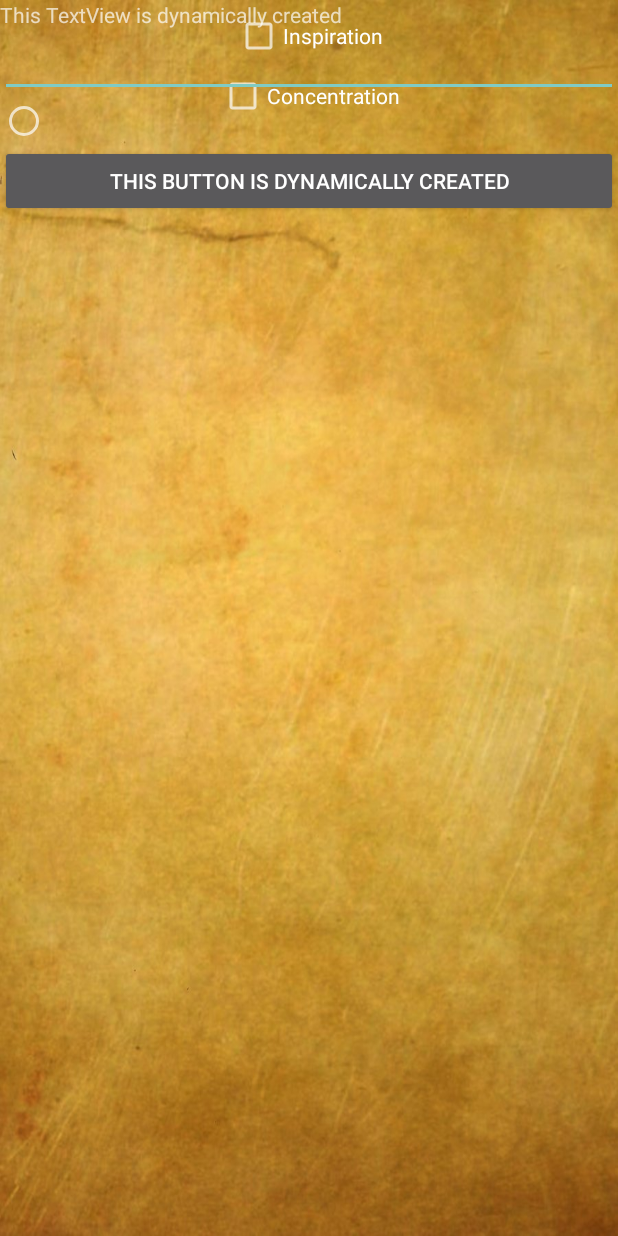
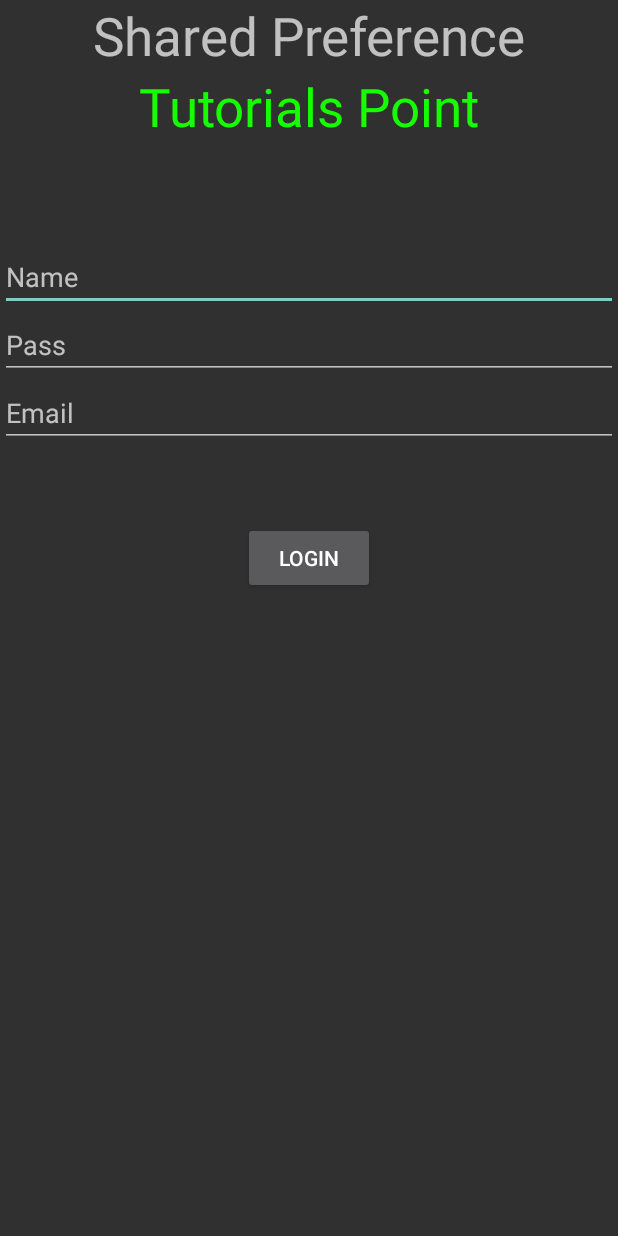
Before and after one commit to Twood76/dnd-mini, an Android app: the DmSheet screen opened directly, with no data from a screen before it, on a phone screen of 412 x 824 dp. Run offline under Robolectric (Android 15) with nearby library versions, the phone set to English and light mode, and no system bars; Roboto replaces fonts that are not available here.

Commit message:
Zacetak DmSheeta
Dodana nova tablica "dmsheet" u bazi. prazna jer ce korisnik sam sebi dodavati playere unutra.

```diff
--- a/v0.026 - savingthrows_dizajn/DnD/app/src/main/AndroidManifest.xml
+++ b/v0.026 - savingthrows_dizajn/DnD/app/src/main/AndroidManifest.xml
@@ -38,7 +38,8 @@
             android:parentActivityName=".Monster_Info" />
         <activity android:name=".List_view" />
         <activity android:name=".DmSheet" />
-        <activity android:name=".SingleMonsterPregled"></activity>
+        <activity android:name=".SingleMonsterPregled" />
+        <activity android:name=".DmSheetCreation"></activity>
     </application>
 
 </manifest>
--- a/v0.026 - savingthrows_dizajn/DnD/app/src/main/java/com/example/josippc/dm_my_dnd/DatabaseHelper.java
+++ b/v0.026 - savingthrows_dizajn/DnD/app/src/main/java/com/example/josippc/dm_my_dnd/DatabaseHelper.java
@@ -16,7 +16,7 @@ import java.io.OutputStream;
 public class DatabaseHelper extends SQLiteOpenHelper {
 
     String DB_PATH = null;
-    private static String DB_NAME = "monsteri5.db";
+    private static String DB_NAME = "monsteri7.db";
     public SQLiteDatabase myDataBase;
     private final Context myContext;
 
--- a/v0.026 - savingthrows_dizajn/DnD/app/src/main/java/com/example/josippc/dm_my_dnd/DmSheet.java
+++ b/v0.026 - savingthrows_dizajn/DnD/app/src/main/java/com/example/josippc/dm_my_dnd/DmSheet.java
@@ -1,20 +1,20 @@
 package com.example.josippc.dm_my_dnd;
 
-import android.app.ActionBar;
-import android.app.Activity;
+import android.content.Context;
+import android.content.Intent;
+import android.content.SharedPreferences;
+import android.database.Cursor;
+import android.database.SQLException;
 import android.os.Bundle;
+import android.support.constraint.ConstraintLayout;
 import android.support.v7.app.AppCompatActivity;
-import android.view.Menu;
-import android.view.MenuItem;
-import android.view.ViewGroup;
+import android.view.View;
 import android.widget.Button;
-import android.widget.CheckBox;
 import android.widget.EditText;
-import android.widget.LinearLayout;
-import android.widget.RadioButton;
-import android.widget.RadioGroup;
 import android.widget.TextView;
 import android.widget.Toast;
+
+import java.io.IOException;
 
 public class DmSheet extends AppCompatActivity {
 
@@ -23,45 +23,42 @@ public class DmSheet extends AppCompatActivity {
         super.onCreate(savedInstanceState);
         setContentView(R.layout.activity_dm_sheet);
 
+        Cursor c = null;
+        DatabaseHelper myDbHelper = new DatabaseHelper(DmSheet.this);
+        try {
+            myDbHelper.createDataBase();
+        } catch (IOException ioe) {
+            throw new Error("Unable to create database");
+        }
+        try {
+            myDbHelper.openDataBase();
+        } catch (SQLException sqle) {
+            throw sqle;
+        }
+        c = myDbHelper.myDataBase.query("dmsheet", null, null, null, null, null, null);
 
-        //Create params for views---------------
-        LinearLayout.LayoutParams params = new LinearLayout.LayoutParams(LinearLayout.LayoutParams.FILL_PARENT, LinearLayout.LayoutParams.WRAP_CONTENT);
-        //Create a layout---------------
-        LinearLayout linearLayout = new LinearLayout(this);
-        linearLayout.setOrientation(LinearLayout.VERTICAL);
-
-        //----Create a TextView------
-        TextView textView = new TextView(this);
-
-        textView.setText("This TextView is dynamically created");
-        textView.setLayoutParams(params);
-
-        //--Create A EditText------------------
-        EditText editText = new EditText(this);
-        editText.setLayoutParams(params);
+        int count = 0;
+        if (c.moveToFirst()) {
+            count += 1;
+            } while (c.moveToNext());
+        if (count == 0)
+        {
+            /*Toast.makeText(this, "This is my Toast1 message!",
+                    Toast.LENGTH_LONG).show();*/
+            // Odi u char creation view
+            //openDmSheetCreation(View.);
+        }
+        else // Prikaži likove u view
+        {
+            Toast.makeText(this, "This is my Toast2 message!",
+                    Toast.LENGTH_LONG).show();
+        }
+    }
 
 
-        //--------Create a RadioButton----------
-        RadioButton radioButton = new RadioButton(this);
-        radioButton.setLayoutParams(params);
-
-        //-----Create a Button--------
-        Button button = new Button(this);
-        button.setText("This Button is dynamically created");
-        button.setLayoutParams(params);
-
-        //---Add all elements to the layout
-        linearLayout.addView(textView);
-        linearLayout.addView(editText);
-        linearLayout.addView(radioButton);
-
-        linearLayout.addView(button);
-
-        //---Create a layout param for the layout-----------------
-        LinearLayout.LayoutParams layoutParams = new LinearLayout.LayoutParams(ActionBar.LayoutParams.FILL_PARENT, ActionBar.LayoutParams.WRAP_CONTENT);
-        this.addContentView(linearLayout, layoutParams);
-
-
-
+    public void openDmSheetCreation(View view) {
+        Intent intent = new Intent(this, DmSheetCreation.class);
+        startActivity(intent);
+        overridePendingTransition(R.anim.slide_in_right,R.anim.slide_out_left);
     }
 }
--- /dev/null
+++ b/v0.026 - savingthrows_dizajn/DnD/app/src/main/java/com/example/josippc/dm_my_dnd/DmSheetCreation.java
@@ -0,0 +1,13 @@
+package com.example.josippc.dm_my_dnd;
+
+import android.support.v7.app.AppCompatActivity;
+import android.os.Bundle;
+
+public class DmSheetCreation extends AppCompatActivity {
+
+    @Override
+    protected void onCreate(Bundle savedInstanceState) {
+        super.onCreate(savedInstanceState);
+        setContentView(R.layout.activity_dm_sheet_creation);
+    }
+}
--- a/v0.026 - savingthrows_dizajn/DnD/app/src/main/java/com/example/josippc/dm_my_dnd/Tab1.java
+++ b/v0.026 - savingthrows_dizajn/DnD/app/src/main/java/com/example/josippc/dm_my_dnd/Tab1.java
@@ -68,8 +68,7 @@ public class Tab1 extends Fragment {
     @Override
     public View onCreateView(LayoutInflater inflater, ViewGroup container,
                              Bundle savedInstanceState) {
-
-               Bundle b = getActivity().getIntent().getExtras();
+        Bundle b = getActivity().getIntent().getExtras();
 
         final String monsterId = b.getString("monsterId");
 
--- a/v0.026 - savingthrows_dizajn/DnD/app/src/main/res/layout/activity_dm_sheet.xml
+++ b/v0.026 - savingthrows_dizajn/DnD/app/src/main/res/layout/activity_dm_sheet.xml
@@ -1,35 +1,69 @@
 <?xml version="1.0" encoding="utf-8"?>
-<android.support.constraint.ConstraintLayout xmlns:android="http://schemas.android.com/apk/res/android"
-    xmlns:app="http://schemas.android.com/apk/res-auto"
-    xmlns:tools="http://schemas.android.com/tools"
-    android:layout_width="match_parent"
+<RelativeLayout xmlns:android="http://schemas.android.com/apk/res/android"
+    xmlns:tools="http://schemas.android.com/tools" android:layout_width="match_parent"
     android:layout_height="match_parent"
-    android:background="@drawable/parchment"
-    tools:context="com.example.josippc.dm_my_dnd.MainActivity"
-    tools:layout_editor_absoluteY="81dp">
+    tools:context=".MainActivity">
 
-
-    <CheckBox
-        android:id="@+id/checkBox"
+    <TextView
         android:layout_width="wrap_content"
         android:layout_height="wrap_content"
-        android:layout_marginEnd="8dp"
-        android:layout_marginStart="8dp"
-        android:layout_marginTop="8dp"
-        android:text="Inspiration"
-        app:layout_constraintEnd_toEndOf="parent"
-        app:layout_constraintStart_toStartOf="parent"
-        app:layout_constraintTop_toTopOf="parent" />
+        android:text="Shared Preference"
+        android:id="@+id/textView"
+        android:layout_alignParentTop="true"
+        android:layout_centerHorizontal="true"
+        android:textSize="35dp" />
 
-    <CheckBox
-        android:id="@+id/checkBox2"
+    <TextView
         android:layout_width="wrap_content"
         android:layout_height="wrap_content"
-        android:layout_marginEnd="8dp"
-        android:layout_marginStart="8dp"
-        android:layout_marginTop="8dp"
-        android:text="Concentration"
-        app:layout_constraintEnd_toEndOf="parent"
-        app:layout_constraintStart_toStartOf="parent"
-        app:layout_constraintTop_toBottomOf="@+id/checkBox" />
-</android.support.constraint.ConstraintLayout>
+        android:text="Tutorials Point"
+        android:id="@+id/textView2"
+        android:layout_below="@+id/textView"
+        android:layout_centerHorizontal="true"
+        android:textSize="35dp"
+        android:textColor="#ff16ff01" />
+
+    <EditText
+        android:layout_width="wrap_content"
+        android:layout_height="wrap_content"
+        android:id="@+id/editText"
+        android:layout_below="@+id/textView2"
+        android:layout_marginTop="67dp"
+        android:hint="Name"
+        android:layout_alignParentRight="true"
+        android:layout_alignParentEnd="true"
+        android:layout_alignParentLeft="true"
+        android:layout_alignParentStart="true" />
+
+    <EditText
+        android:layout_width="wrap_content"
+        android:layout_height="wrap_content"
+        android:id="@+id/editText2"
+        android:layout_below="@+id/editText"
+        android:layout_alignParentLeft="true"
+        android:layout_alignParentStart="true"
+        android:layout_alignParentRight="true"
+        android:layout_alignParentEnd="true"
+        android:hint="Pass" />
+
+    <EditText
+        android:layout_width="wrap_content"
+        android:layout_height="wrap_content"
+        android:id="@+id/editText3"
+        android:layout_below="@+id/editText2"
+        android:layout_alignParentLeft="true"
+        android:layout_alignParentStart="true"
+        android:layout_alignParentRight="true"
+        android:layout_alignParentEnd="true"
+        android:hint="Email" />
+
+    <Button
+        android:layout_width="wrap_content"
+        android:layout_height="wrap_content"
+        android:text="login"
+        android:id="@+id/button"
+        android:layout_below="@+id/editText3"
+        android:layout_centerHorizontal="true"
+        android:layout_marginTop="50dp" />
+
+</RelativeLayout>
--- /dev/null
+++ b/v0.026 - savingthrows_dizajn/DnD/app/src/main/res/layout/activity_dm_sheet_creation.xml
@@ -0,0 +1,9 @@
+<?xml version="1.0" encoding="utf-8"?>
+<android.support.constraint.ConstraintLayout xmlns:android="http://schemas.android.com/apk/res/android"
+    xmlns:app="http://schemas.android.com/apk/res-auto"
+    xmlns:tools="http://schemas.android.com/tools"
+    android:layout_width="match_parent"
+    android:layout_height="match_parent"
+    tools:context="com.example.josippc.dm_my_dnd.DmSheetCreation">
+
+</android.support.constraint.ConstraintLayout>
--- a/v0.026 - savingthrows_dizajn/DnD/app/src/main/res/layout/activity_main.xml
+++ b/v0.026 - savingthrows_dizajn/DnD/app/src/main/res/layout/activity_main.xml
@@ -20,7 +20,7 @@
         android:backgroundTint="@android:color/transparent"
         android:drawableTop="@mipmap/itemgen_background"
         android:fontFamily="@font/adam"
-        android:text="loot gen"
+        android:text="loot generator"
         android:textColor="?attr/actionModeSplitBackground"
         app:layout_constraintEnd_toEndOf="parent"
         app:layout_constraintStart_toEndOf="@+id/encounter_generator_button"
--- a/v0.026 - savingthrows_dizajn/DnD/app/src/main/res/layout/activity_single_monster_pregled.xml
+++ b/v0.026 - savingthrows_dizajn/DnD/app/src/main/res/layout/activity_single_monster_pregled.xml
@@ -9,15 +9,14 @@
     tools:context=".SingleMonsterPregled">
 
     <android.support.design.widget.TabLayout
-        app:tabTextAppearance="@style/MineCustomTabText"
+        android:id="@+id/tablayout"
 
-        android:id="@+id/tablayout"
         android:layout_width="match_parent"
         android:layout_height="wrap_content"
         android:background="@color/dark_crimson"
         android:minHeight="?attr/actionBarSize"
-        android:theme="@style/ThemeOverlay.AppCompat.Dark.ActionBar">
-    </android.support.design.widget.TabLayout>
+        android:theme="@style/ThemeOverlay.AppCompat.Dark.ActionBar"
+        app:tabTextAppearance="@style/MineCustomTabText"></android.support.design.widget.TabLayout>
 
     <android.support.v4.view.ViewPager
         android:id="@+id/pager"
```
Also changed, not shown: v0.026 - savingthrows_dizajn/DnD/app/src/main/assets/monsteri5.db, v0.026 - savingthrows_dizajn/DnD/app/src/main/assets/monsteri6.db (added), v0.026 - savingthrows_dizajn/DnD/app/src/main/assets/monsteri7.db (added).
